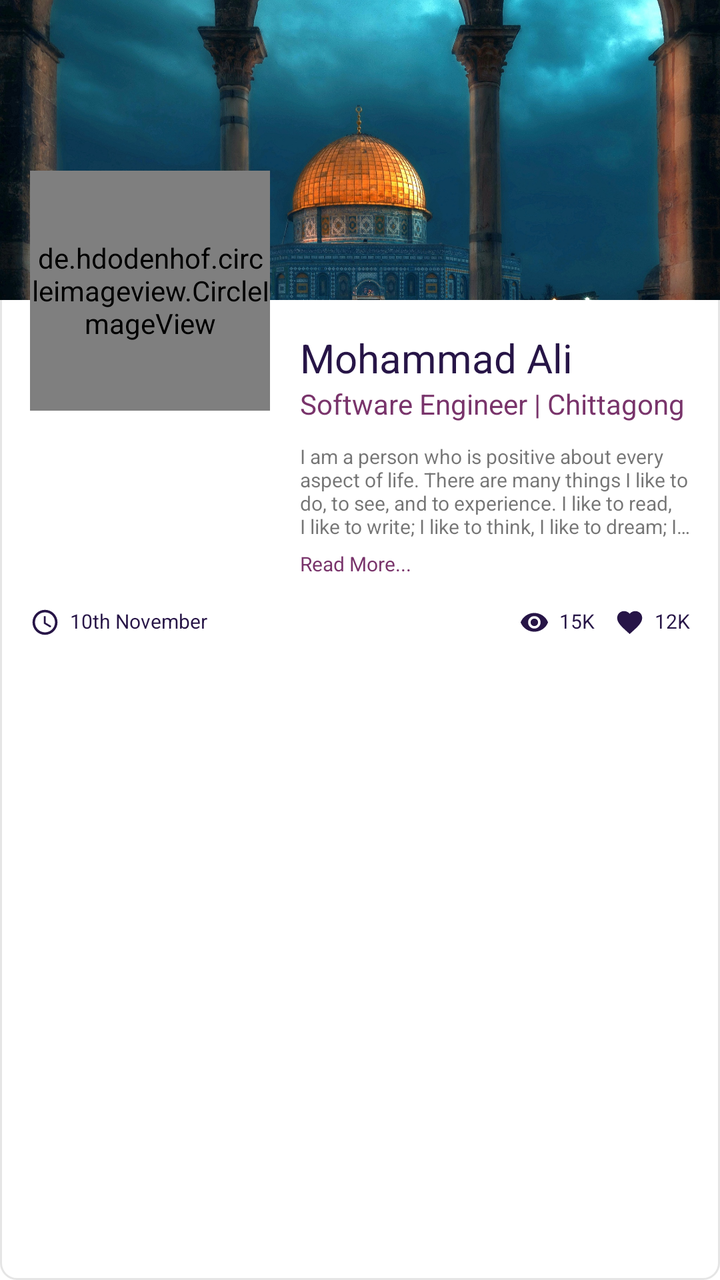
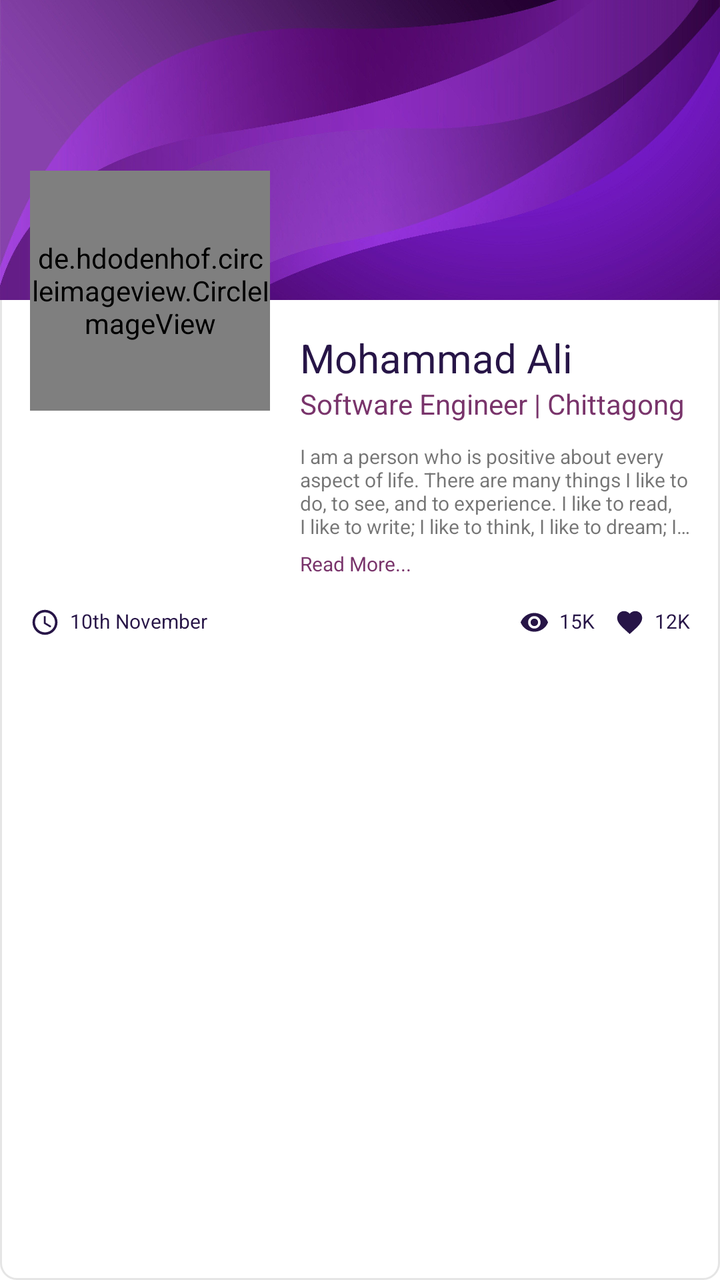

Screens rendered from an Android XML layout before and after an edit, with the pre-edit source and the edit as a unified diff.
<!-- AndroidManifest.xml: application theme AppTheme -->
<!-- res/layout/item_user.xml -->
<?xml version="1.0" encoding="utf-8"?>
<RelativeLayout xmlns:android="http://schemas.android.com/apk/res/android"
    xmlns:app="http://schemas.android.com/apk/res-auto"
    android:id="@+id/item_layout"
    android:layout_marginBottom="15dp"
    android:background="@drawable/shape_radius_8_pad_0_stroke_grey_solid_white"
    android:layout_width="match_parent"
    android:layout_height="wrap_content">

    
    <ImageView
        android:id="@+id/item_bg_image"
        android:scaleType="centerCrop"
        android:src="@drawable/mosque"
        android:background="@color/colorBackgroundGrey"
        android:layout_width="match_parent"
        android:layout_height="150dp"/>

    <LinearLayout
        android:layout_marginTop="-80dp"
        android:padding="15dp"
        android:layout_below="@+id/item_bg_image"
        android:orientation="vertical"
        android:layout_width="match_parent"
        android:layout_height="wrap_content">
        <LinearLayout
            android:orientation="horizontal"
            android:layout_marginBottom="15dp"
            android:layout_width="match_parent"
            android:layout_height="wrap_content">
            <de.hdodenhof.circleimageview.CircleImageView
                android:id="@+id/item_image"
                app:civ_border_width="1dp"
                app:civ_border_color="@color/colorLightGrey"
                app:civ_circle_background_color="@color/colorWhite"
                app:tint="@color/colorWhite"
                android:src="@drawable/ic_add_photo"
                android:layout_marginEnd="15dp"
                android:layout_width="120dp"
                android:layout_height="120dp"/>
            <LinearLayout
                android:paddingTop="80dp"
                android:orientation="vertical"
                android:layout_width="match_parent"
                android:layout_height="wrap_content">
                <TextView
                    android:id="@+id/item_name"
                    android:textSize="20sp"
                    android:text="Mohammad Ali"
                    android:textColor="@color/colorPrimary"
                    android:layout_width="wrap_content"
                    android:layout_height="wrap_content"/>
                <TextView
                    android:id="@+id/item_address_designation"
                    android:text="Software Engineer | Chittagong"
                    android:textColor="@color/colorPurple"
                    android:layout_marginBottom="10dp"
                    android:layout_width="wrap_content"
                    android:layout_height="wrap_content"/>
                <TextView
                    android:id="@+id/item_description"
                    android:ellipsize="end"
                    android:maxLines="4"
                    android:textSize="10sp"
                    android:layout_marginBottom="5dp"
                    android:text="I am a person who is positive about every aspect of life. There are many things I like to do, to see, and to experience. I like to read, I like to write; I like to think, I like to dream; I like to talk, I like to listen. I like to see the sunrise in the morning, I like to see the moonlight at night; I like to feel the music flowing on my face, I like to smell the wind coming from the ocean. I like to look at the clouds in the sky with a blank mind, I like to do thought experiment when I cannot sleep in the middle of the night. I like flowers in spring, rain in summer, leaves in autumn, and snow in winter. I like to sleep early, I like to get up late; I like to be alone, I like to be surrounded by people. I like country’s peace, I like metropolis’ noise; I like the beautiful west lake in Hangzhou, I like the flat cornfield in Champaign. I like delicious food and comfortable shoes; I like good books and romantic movies. I like the land and the nature, I like people. And, I like to laugh."
                    android:layout_width="wrap_content"
                    android:layout_height="wrap_content"/>
                <TextView
                    android:ellipsize="end"
                    android:maxLines="4"
                    android:textSize="10sp"
                    android:text="Read More..."
                    android:textColor="@color/colorPurple"
                    android:layout_width="match_parent"
                    android:layout_height="wrap_content"/>
            </LinearLayout>
        </LinearLayout>

        <RelativeLayout
            android:layout_width="match_parent"
            android:layout_height="wrap_content">
            <LinearLayout
                android:orientation="horizontal"
                android:layout_width="wrap_content"
                android:layout_height="wrap_content">
                <ImageView
                    app:tint="@color/colorPrimary"
                    android:src="@drawable/ic_baseline_access_time_24"
                    android:layout_marginEnd="5dp"
                    android:layout_width="15dp"
                    android:layout_height="15dp"/>
                <TextView
                    android:id="@+id/item_date"
                    android:textSize="10sp"
                    android:text="10th November"
                    android:textColor="@color/colorPrimary"
                    android:layout_width="wrap_content"
                    android:layout_height="wrap_content"/>
            </LinearLayout>
            <LinearLayout
                android:layout_alignParentEnd="true"
                android:orientation="horizontal"
                android:layout_width="wrap_content"
                android:layout_height="wrap_content">
                <LinearLayout
                    android:layout_marginEnd="10dp"
                    android:orientation="horizontal"
                    android:layout_width="wrap_content"
                    android:layout_height="wrap_content">
                    <ImageView
                        app:tint="@color/colorPrimary"
                        android:src="@drawable/ic_baseline_visibility_24"
                        android:layout_marginEnd="5dp"
                        android:layout_width="15dp"
                        android:layout_height="15dp"/>
                    <TextView
                        android:id="@+id/item_viewed"
                        android:textSize="10sp"
                        android:text="15K"
                        android:textColor="@color/colorPrimary"
                        android:layout_width="wrap_content"
                        android:layout_height="wrap_content"/>
                </LinearLayout>
                <LinearLayout
                    android:orientation="horizontal"
                    android:layout_width="wrap_content"
                    android:layout_height="wrap_content">
                    <ImageView
                        app:tint="@color/colorPrimary"
                        android:src="@drawable/ic_baseline_favorite_24"
                        android:layout_marginEnd="5dp"
                        android:layout_width="15dp"
                        android:layout_height="15dp"/>
                    <TextView
                        android:id="@+id/item_liked"
                        android:textSize="10sp"
                        android:text="12K"
                        android:textColor="@color/colorPrimary"
                        android:layout_width="wrap_content"
                        android:layout_height="wrap_content"/>
                </LinearLayout>
            </LinearLayout>
        </RelativeLayout>
    </LinearLayout>

</RelativeLayout>
<!-- resources referenced by this layout -->
<resources>
  <color name="colorBackgroundGrey">#F5F7F8</color>
  <color name="colorLightGrey">#F2F2F2</color>
  <color name="colorPrimary">#271547</color>
  <color name="colorPurple">#79346B</color>
  <color name="colorWhite">#FFFFFF</color>
  <!-- drawable ic_baseline_access_time_24 (drawable) -->
  <vector xmlns:android="http://schemas.android.com/apk/res/android"
      android:width="24dp"
      android:height="24dp"
      android:viewportWidth="24"
      android:viewportHeight="24"
      android:tint="?attr/colorControlNormal">
    <path
        android:fillColor="@android:color/white"
        android:pathData="M11.99,2C6.47,2 2,6.48 2,12s4.47,10 9.99,10C17.52,22 22,17.52 22,12S17.52,2 11.99,2zM12,20c-4.42,0 -8,-3.58 -8,-8s3.58,-8 8,-8 8,3.58 8,8 -3.58,8 -8,8z"/>
    <path
        android:fillColor="@android:color/white"
        android:pathData="M12.5,7H11v6l5.25,3.15 0.75,-1.23 -4.5,-2.67z"/>
  </vector>
  <!-- drawable ic_baseline_favorite_24 (drawable) -->
  <vector xmlns:android="http://schemas.android.com/apk/res/android"
      android:width="24dp"
      android:height="24dp"
      android:viewportWidth="24"
      android:viewportHeight="24"
      android:tint="?attr/colorControlNormal">
    <path
        android:fillColor="@android:color/white"
        android:pathData="M12,21.35l-1.45,-1.32C5.4,15.36 2,12.28 2,8.5 2,5.42 4.42,3 7.5,3c1.74,0 3.41,0.81 4.5,2.09C13.09,3.81 14.76,3 16.5,3 19.58,3 22,5.42 22,8.5c0,3.78 -3.4,6.86 -8.55,11.54L12,21.35z"/>
  </vector>
  <!-- drawable ic_baseline_visibility_24 (drawable) -->
  <vector xmlns:android="http://schemas.android.com/apk/res/android"
      android:width="24dp"
      android:height="24dp"
      android:viewportWidth="24"
      android:viewportHeight="24"
      android:tint="?attr/colorControlNormal">
    <path
        android:fillColor="@android:color/white"
        android:pathData="M12,4.5C7,4.5 2.73,7.61 1,12c1.73,4.39 6,7.5 11,7.5s9.27,-3.11 11,-7.5c-1.73,-4.39 -6,-7.5 -11,-7.5zM12,17c-2.76,0 -5,-2.24 -5,-5s2.24,-5 5,-5 5,2.24 5,5 -2.24,5 -5,5zM12,9c-1.66,0 -3,1.34 -3,3s1.34,3 3,3 3,-1.34 3,-3 -1.34,-3 -3,-3z"/>
  </vector>
  <!-- drawable mosque: jpg bitmap (drawable, 828784 bytes) -->
  <!-- drawable shape_radius_8_pad_0_stroke_grey_solid_white (drawable) -->
  <?xml version="1.0" encoding="utf-8"?>
  <shape xmlns:android="http://schemas.android.com/apk/res/android" android:shape="rectangle">
      <corners android:radius="8dp"/>
      <solid android:color="#FFFFFF"/>
      <stroke android:width="1dp" android:color="#e5e5e5"/>
  </shape>
  <style name="AppTheme" parent="Theme.MaterialComponents.DayNight.NoActionBar">
          
          <item name="colorPrimary">@color/colorPrimary</item>
          <item name="colorPrimaryDark">@color/colorPrimaryDark</item>
          <item name="colorAccent">@color/colorAccent</item>
      </style>
  <color name="colorPrimaryDark">#43105D</color>
  <color name="colorAccent">#2D164A</color>
  <!-- unchanged entries left out for length: 1 -->
</resources>

<!-- the commit's change to res/layout/item_user.xml (unified diff, before → after) -->
@@ -11,7 +11,7 @@
     <ImageView
         android:id="@+id/item_bg_image"
         android:scaleType="centerCrop"
-        android:src="@drawable/mosque"
+        android:src="@drawable/background_image"
         android:background="@color/colorBackgroundGrey"
         android:layout_width="match_parent"
         android:layout_height="150dp"/>
<!-- resource entries referenced after the edit -->
@@ -5,6 +5,7 @@
   <color name="colorPrimary">#271547</color>
   <color name="colorPurple">#79346B</color>
   <color name="colorWhite">#FFFFFF</color>
+  <!-- drawable background_image: jpg bitmap (drawable, 121741 bytes) -->
   <!-- drawable ic_baseline_access_time_24 (drawable) -->
   <vector xmlns:android="http://schemas.android.com/apk/res/android"
       android:width="24dp"
@@ -41,7 +42,6 @@
         android:fillColor="@android:color/white"
         android:pathData="M12,4.5C7,4.5 2.73,7.61 1,12c1.73,4.39 6,7.5 11,7.5s9.27,-3.11 11,-7.5c-1.73,-4.39 -6,-7.5 -11,-7.5zM12,17c-2.76,0 -5,-2.24 -5,-5s2.24,-5 5,-5 5,2.24 5,5 -2.24,5 -5,5zM12,9c-1.66,0 -3,1.34 -3,3s1.34,3 3,3 3,-1.34 3,-3 -1.34,-3 -3,-3z"/>
   </vector>
-  <!-- drawable mosque: jpg bitmap (drawable, 828784 bytes) -->
   <!-- drawable shape_radius_8_pad_0_stroke_grey_solid_white (drawable) -->
   <?xml version="1.0" encoding="utf-8"?>
   <shape xmlns:android="http://schemas.android.com/apk/res/android" android:shape="rectangle">
